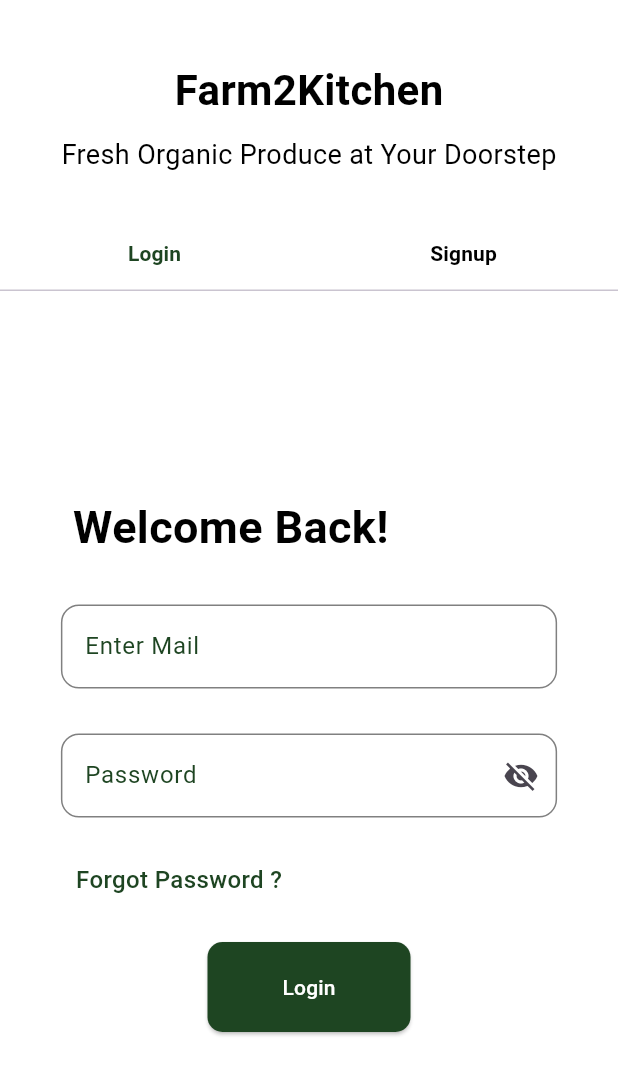
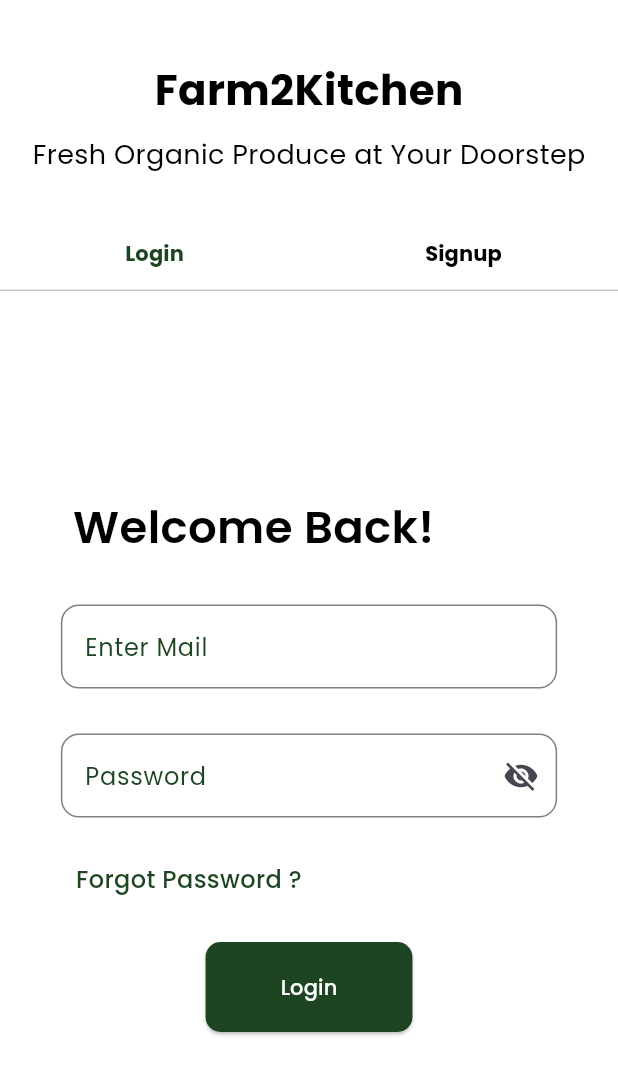
Before and after one commit to Sai-Harshith-315/bloc_architecture_flutter, a Flutter app: the screen it shows after launch, on a phone screen of 412 x 824 dp. Shown: the top 1075 px of the screen. Run offline on Flutter 3.47's test engine with Material 3 defaults, Android fonts, the light colour scheme and no system bars; our stand-ins replace cloud_firestore, firebase_auth, firebase_core, get, google_fonts; accounts and stored records are empty.

Commit message:
updated code
added the google fonts

```diff
--- a/lib/main.dart
+++ b/lib/main.dart
@@ -2,6 +2,7 @@ import 'package:bloc_architecture_flutter/data/firebase_options.dart';
 import 'package:firebase_core/firebase_core.dart';
 import 'package:flutter/material.dart';
 import 'package:get/get.dart';
+import 'package:google_fonts/google_fonts.dart';
 
 import 'presentation/Auth/welcome_screen.dart';
 
@@ -18,9 +19,13 @@ class MyApp extends StatelessWidget {
 
   @override
   Widget build(BuildContext context) {
-    return const GetMaterialApp(
+    return GetMaterialApp(
       debugShowCheckedModeBanner: false,
-      home: WelcomeScreen(),
+      home: const WelcomeScreen(),
+      theme: ThemeData(
+        fontFamily: GoogleFonts.poppins()
+            .fontFamily, // Set the default font for the app
+      ),
     );
   }
 }
--- a/pubspec.yaml
+++ b/pubspec.yaml
@@ -32,9 +32,10 @@ dependencies:
   cupertino_icons: ^1.0.8
   firebase_auth: ^5.3.1
   firebase_core: ^3.6.0
-  get: ^4.6.6
   flutter:
     sdk: flutter
+  get: ^4.6.6
+  google_fonts: ^6.2.1
 
 dev_dependencies:
   flutter_lints: ^4.0.0
```
